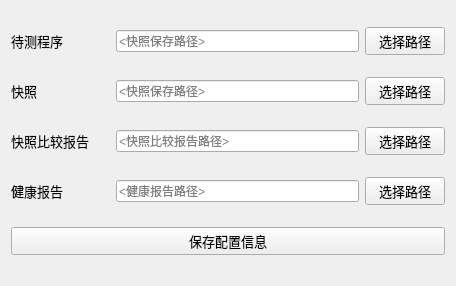
Before: the Qt Designer form ui/ClientConf.ui in zfcfuture/CADS, drawn with Qt 5.
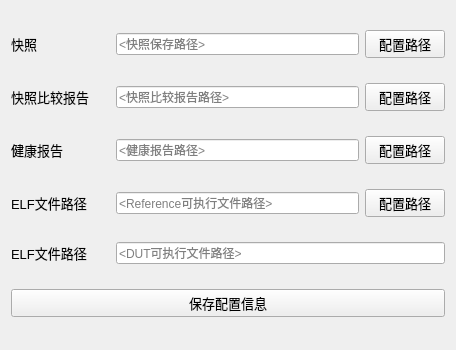
After: the same form once the commit is applied.

Diff of the .ui file:
```diff
--- a/ui/ClientConf.ui
+++ b/ui/ClientConf.ui
@@ -7,66 +7,25 @@
     <x>0</x>
     <y>0</y>
     <width>456</width>
-    <height>286</height>
+    <height>350</height>
    </rect>
   </property>
   <property name="minimumSize">
    <size>
     <width>456</width>
-    <height>286</height>
+    <height>350</height>
    </size>
   </property>
   <property name="maximumSize">
    <size>
-    <width>456</width>
-    <height>286</height>
+    <width>1000</width>
+    <height>1000</height>
    </size>
   </property>
   <property name="windowTitle">
    <string>Form</string>
   </property>
   <layout class="QVBoxLayout" name="verticalLayout">
-   <item>
-    <layout class="QHBoxLayout" name="horizontalLayout_2">
-     <item>
-      <widget class="QLabel" name="label">
-       <property name="minimumSize">
-        <size>
-         <width>99</width>
-         <height>0</height>
-        </size>
-       </property>
-       <property name="font">
-        <font>
-         <pointsize>10</pointsize>
-        </font>
-       </property>
-       <property name="text">
-        <string>待测程序     </string>
-       </property>
-      </widget>
-     </item>
-     <item>
-      <widget class="QLineEdit" name="lineEdit_1">
-       <property name="placeholderText">
-        <string>&lt;快照保存路径&gt;</string>
-       </property>
-      </widget>
-     </item>
-     <item>
-      <widget class="QPushButton" name="selectButton_1">
-       <property name="font">
-        <font>
-         <pointsize>10</pointsize>
-        </font>
-       </property>
-       <property name="text">
-        <string>选择路径</string>
-       </property>
-      </widget>
-     </item>
-    </layout>
-   </item>
    <item>
     <layout class="QHBoxLayout" name="horizontalLayout_3">
      <item>
@@ -88,21 +47,21 @@
       </widget>
      </item>
      <item>
-      <widget class="QLineEdit" name="lineEdit_2">
+      <widget class="QLineEdit" name="lineEdit_1">
        <property name="placeholderText">
         <string>&lt;快照保存路径&gt;</string>
        </property>
       </widget>
      </item>
      <item>
-      <widget class="QPushButton" name="selectButton_2">
+      <widget class="QPushButton" name="selectButton_1">
        <property name="font">
         <font>
          <pointsize>10</pointsize>
         </font>
        </property>
        <property name="text">
-        <string>选择路径</string>
+        <string>配置路径</string>
        </property>
       </widget>
      </item>
@@ -129,21 +88,21 @@
       </widget>
      </item>
      <item>
-      <widget class="QLineEdit" name="lineEdit_3">
+      <widget class="QLineEdit" name="lineEdit_2">
        <property name="placeholderText">
         <string>&lt;快照比较报告路径&gt;</string>
        </property>
       </widget>
      </item>
      <item>
-      <widget class="QPushButton" name="selectButton_3">
+      <widget class="QPushButton" name="selectButton_2">
        <property name="font">
         <font>
          <pointsize>10</pointsize>
         </font>
        </property>
        <property name="text">
-        <string>选择路径</string>
+        <string>配置路径</string>
        </property>
       </widget>
      </item>
@@ -170,13 +129,54 @@
       </widget>
      </item>
      <item>
-      <widget class="QLineEdit" name="lineEdit_4">
+      <widget class="QLineEdit" name="lineEdit_3">
        <property name="placeholderText">
         <string>&lt;健康报告路径&gt;</string>
        </property>
       </widget>
      </item>
      <item>
+      <widget class="QPushButton" name="selectButton_3">
+       <property name="font">
+        <font>
+         <pointsize>10</pointsize>
+        </font>
+       </property>
+       <property name="text">
+        <string>配置路径</string>
+       </property>
+      </widget>
+     </item>
+    </layout>
+   </item>
+   <item>
+    <layout class="QHBoxLayout" name="horizontalLayout">
+     <item>
+      <widget class="QLabel" name="label_5">
+       <property name="minimumSize">
+        <size>
+         <width>99</width>
+         <height>0</height>
+        </size>
+       </property>
+       <property name="font">
+        <font>
+         <pointsize>10</pointsize>
+        </font>
+       </property>
+       <property name="text">
+        <string>ELF文件路径</string>
+       </property>
+      </widget>
+     </item>
+     <item>
+      <widget class="QLineEdit" name="lineEdit_4">
+       <property name="placeholderText">
+        <string>&lt;Reference可执行文件路径&gt;</string>
+       </property>
+      </widget>
+     </item>
+     <item>
       <widget class="QPushButton" name="selectButton_4">
        <property name="font">
         <font>
@@ -184,7 +184,42 @@
         </font>
        </property>
        <property name="text">
-        <string>选择路径</string>
+        <string>配置路径</string>
+       </property>
+      </widget>
+     </item>
+    </layout>
+   </item>
+   <item>
+    <layout class="QHBoxLayout" name="horizontalLayout_6">
+     <item>
+      <widget class="QLabel" name="label_6">
+       <property name="minimumSize">
+        <size>
+         <width>99</width>
+         <height>0</height>
+        </size>
+       </property>
+       <property name="font">
+        <font>
+         <pointsize>10</pointsize>
+        </font>
+       </property>
+       <property name="text">
+        <string>ELF文件路径</string>
+       </property>
+      </widget>
+     </item>
+     <item>
+      <widget class="QLineEdit" name="lineEdit_5">
+       <property name="minimumSize">
+        <size>
+         <width>245</width>
+         <height>0</height>
+        </size>
+       </property>
+       <property name="placeholderText">
+        <string>&lt;DUT可执行文件路径&gt;</string>
        </property>
       </widget>
      </item>
```
